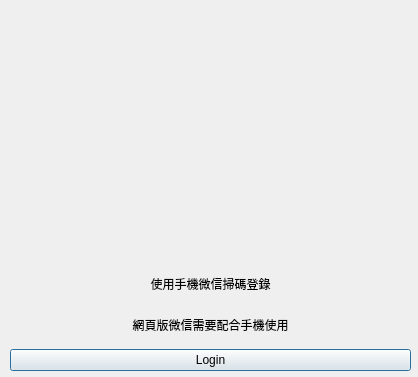
Before: the Qt Designer form resource/ui/wechatlogindialog.ui in 0xzhaohx/webwechat, drawn with Qt 5.
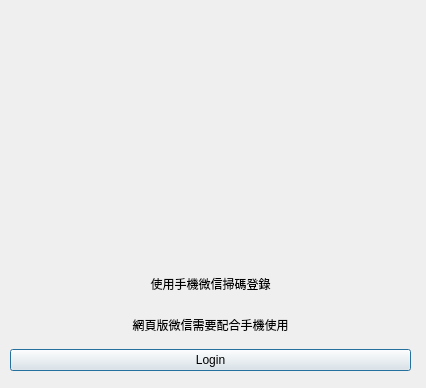
After: the same form once the commit is applied.

Diff of the .ui file:
```diff
--- a/resource/ui/wechatlogindialog.ui
+++ b/resource/ui/wechatlogindialog.ui
@@ -6,8 +6,8 @@
    <rect>
     <x>0</x>
     <y>0</y>
-    <width>418</width>
-    <height>377</height>
+    <width>426</width>
+    <height>388</height>
    </rect>
   </property>
   <property name="minimumSize">
```
